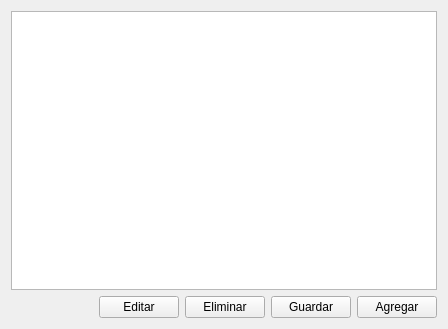
The window that principal.ui (JuanFraDev/P61-Qt-QWidgetTable) describes before a commit, drawn with Qt 5.
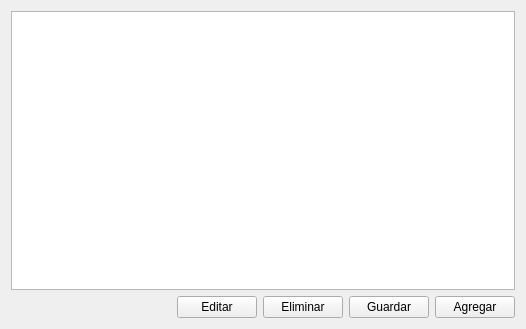
The same window after the commit. Icons and pictures are not drawn.

What changed in the file:
```diff
--- a/principal.ui
+++ b/principal.ui
@@ -6,7 +6,7 @@
    <rect>
     <x>0</x>
     <y>0</y>
-    <width>448</width>
+    <width>526</width>
     <height>329</height>
    </rect>
   </property>
```
Left out of the diff: 8 changed lines with no effect on the pictures.
